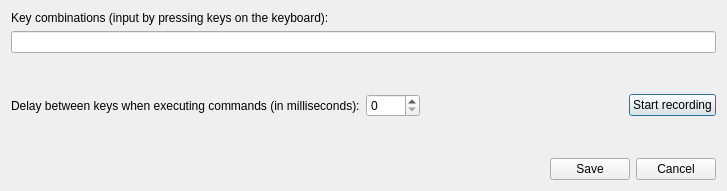
The window that src/keyactioneditwnd.ui (stele95/LinVAM) describes before a commit, drawn with Qt 5.
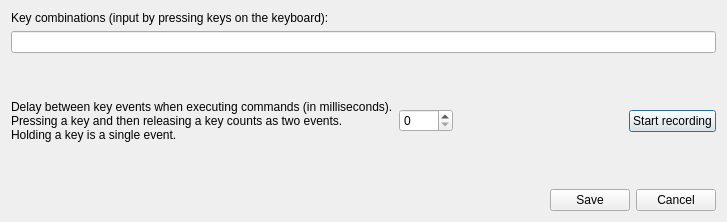
The same window after the commit.

Commit message: update text for delay on UI, remove printing ydotool converted command

```diff
--- a/src/keyactioneditwnd.ui
+++ b/src/keyactioneditwnd.ui
@@ -7,7 +7,7 @@
     <x>0</x>
     <y>0</y>
     <width>727</width>
-    <height>191</height>
+    <height>222</height>
    </rect>
   </property>
   <property name="windowTitle">
@@ -69,7 +69,9 @@
      <item>
       <widget class="QLabel" name="label_2">
        <property name="text">
-        <string>Delay between keys when executing commands (in milliseconds):</string>
+        <string>Delay between key events when executing commands (in milliseconds).
+Pressing a key and then releasing a key counts as two events.
+Holding a key is a single event.</string>
        </property>
       </widget>
      </item>
```
Left out of the diff: 68 changed lines with no effect on the pictures. The commit also changes 2 other files.
